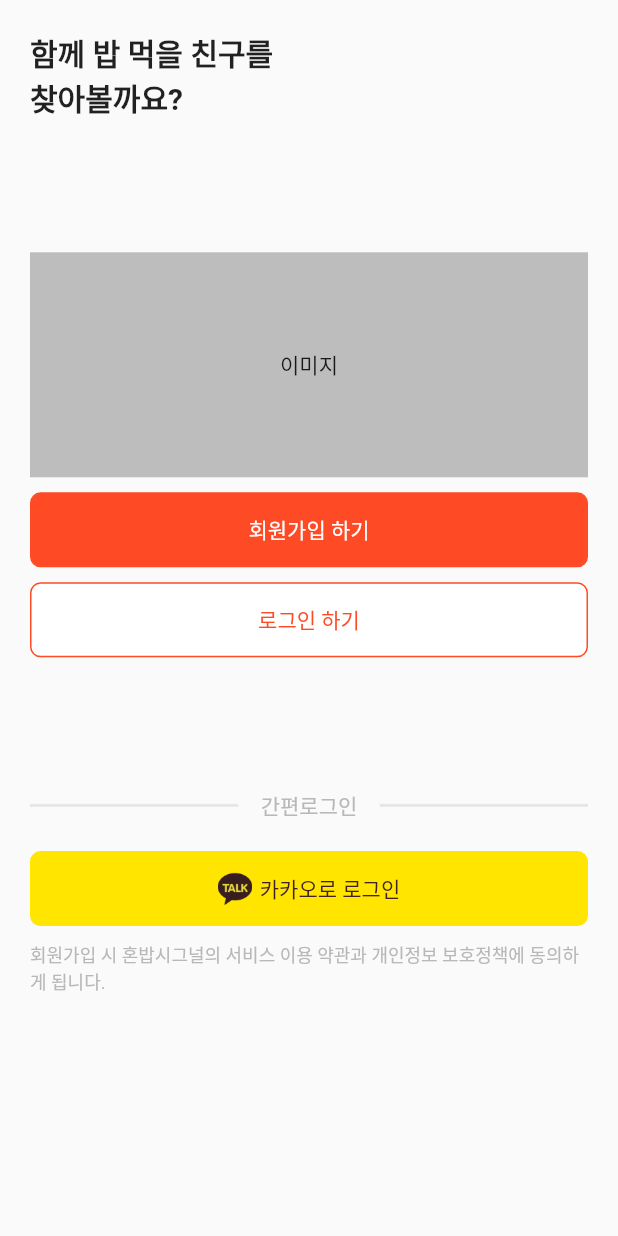
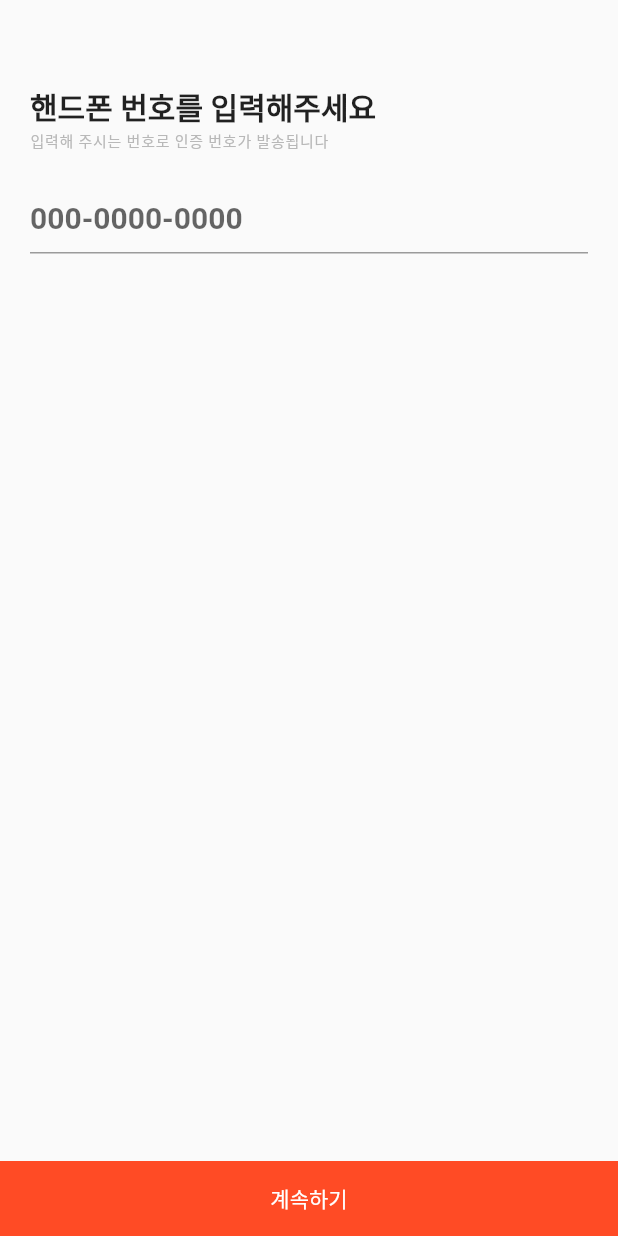
Before and after one commit to MadMax-Team/honbap_signal_flutter, a Flutter app: the screen it shows after launch, on a phone screen of 412 x 824 dp. Run offline on Flutter 3.47's test engine with Material 2 defaults, Android fonts, the phone set to English and light mode, and no system bars.

Commit message:
implement login phone auth screen

```diff
--- a/lib/main.dart
+++ b/lib/main.dart
@@ -1,6 +1,6 @@
 import 'package:flutter/material.dart';
-import 'package:honbap_signal_flutter/Colors/create_material_color.dart';
-import 'package:honbap_signal_flutter/screens/login_screen.dart';
+import 'package:honbap_signal_flutter/Themes/create_material_color.dart';
+import 'package:honbap_signal_flutter/screens/login_phone_auth_screen.dart';
 
 void main() {
   runApp(const MyApp());
@@ -15,18 +15,26 @@ class MyApp extends StatelessWidget {
     return MaterialApp(
       title: '혼밥시그널',
       theme: ThemeData(
-        // This is the theme of your application.
-        //
-        // Try running your application with "flutter run". You'll see the
-        // application has a blue toolbar. Then, without quitting the app, try
-        // changing the primarySwatch below to Colors.green and then invoke
-        // "hot reload" (press "r" in the console where you ran "flutter run",
-        // or simply save your changes to "hot reload" in a Flutter IDE).
-        // Notice that the counter didn't reset back to zero; the application
-        // is not restarted.
         primarySwatch: createMaterialColor(const Color(0xffff4b25)),
+        textTheme: const TextTheme(
+          // 2022 sets
+          // displayLarge, displayMedium, displaySmall
+          // headlineLarge, headlineMedium, headlineSmall
+          // titleLarge, titleMedium, titleSmall
+          // bodyLarge, bodyMedium, bodySmall
+          // labelLarge, labelMedium, labelSmall
+          titleMedium: TextStyle(
+            fontWeight: FontWeight.w700,
+            fontSize: 20,
+          ),
+          labelSmall: TextStyle(
+            color: Color(0xFFB8B8B8),
+            fontSize: 10,
+            letterSpacing: 0.5,
+          ),
+        ),
       ),
-      home: const LoginScreen(),
+      home: const LoginPhoneAuthScreen(),
     );
   }
 }
--- /dev/null
+++ b/lib/screens/login_phone_auth_screen.dart
@@ -0,0 +1,173 @@
+import 'package:flutter/material.dart';
+import 'package:flutter/services.dart';
+import 'package:honbap_signal_flutter/tools/phone_format_updater.dart';
+import 'package:honbap_signal_flutter/widgets/login_screen/login_button_widget.dart';
+
+class LoginPhoneAuthScreen extends StatefulWidget {
+  const LoginPhoneAuthScreen({super.key});
+
+  @override
+  State<LoginPhoneAuthScreen> createState() => _LoginPhoneAuthScreenState();
+}
+
+class _LoginPhoneAuthScreenState extends State<LoginPhoneAuthScreen> {
+  String phoneNum = "", authNum = "";
+  bool isPhoneSubmit = false;
+
+  final _phoneNumFormKey = GlobalKey<FormState>();
+  final _authNumFormKey = GlobalKey<FormState>();
+
+  final FocusNode _phoneNumFocusNode = FocusNode();
+  final FocusNode _authNumNode = FocusNode();
+
+  @override
+  Widget build(BuildContext context) {
+    return GestureDetector(
+      onTap: () {
+        FocusScope.of(context).unfocus();
+      },
+      child: Scaffold(
+        appBar: AppBar(
+          elevation: 0,
+          backgroundColor: Colors.transparent,
+        ),
+        body: Column(
+          crossAxisAlignment: CrossAxisAlignment.start,
+          children: [
+            Flexible(
+              child: Padding(
+                padding: const EdgeInsets.symmetric(horizontal: 20),
+                child: Column(
+                  children: [
+                    Form(
+                      key: _phoneNumFormKey,
+                      child: Column(
+                        crossAxisAlignment: CrossAxisAlignment.start,
+                        children: [
+                          Text(
+                            '핸드폰 번호를 입력해주세요',
+                            style: Theme.of(context).textTheme.titleMedium,
+                          ),
+                          Text(
+                            '입력해 주시는 번호로 인증 번호가 발송됩니다',
+                            style: Theme.of(context).textTheme.labelSmall,
+                          ),
+                          const SizedBox(
+                            height: 20,
+                          ),
+                          TextFormField(
+                            focusNode: _phoneNumFocusNode,
+                            keyboardType: TextInputType.number,
+                            decoration: const InputDecoration(
+                              hintText: '000-0000-0000',
+                            ),
+                            inputFormatters: [
+                              FilteringTextInputFormatter.digitsOnly,
+                              PhoneFormatUpdater(),
+                            ],
+                            // enabled: !isPhoneSubmit,
+                            onTap: () {
+                              _phoneNumFocusNode.requestFocus();
+                            },
+                            validator: (value) {
+                              if (value == null || value.isEmpty) {
+                                return "핸드폰 번호를 입력해주세요";
+                              }
+                              phoneNum = value;
+                              return null;
+                            },
+                            onFieldSubmitted: (value) {
+                              submitHandler();
+                            },
+                          ),
+                          const SizedBox(
+                            height: 60,
+                          ),
+                        ],
+                      ),
+                    ),
+                    isPhoneSubmit
+                        ? Form(
+                            key: _authNumFormKey,
+                            child: Column(
+                              crossAxisAlignment: CrossAxisAlignment.start,
+                              children: [
+                                Text(
+                                  '문자 메세지로 도착한',
+                                  style:
+                                      Theme.of(context).textTheme.titleMedium,
+                                ),
+                                Text(
+                                  '인증번호를 입력해 주세요',
+                                  style:
+                                      Theme.of(context).textTheme.titleMedium,
+                                ),
+                                const SizedBox(
+                                  height: 10,
+                                ),
+                                TextFormField(
+                                  focusNode: _authNumNode,
+                                  keyboardType: TextInputType.number,
+                                  onTap: () {
+                                    _authNumNode.requestFocus();
+                                  },
+                                  validator: (value) {
+                                    if (value == null || value.isEmpty) {
+                                      return "인증번호를 입력해주세요";
+                                    }
+                                    authNum = value;
+                                    return null;
+                                  },
+                                  onFieldSubmitted: (value) {
+                                    submitHandler();
+                                  },
+                                ),
+                              ],
+                            ),
+                          )
+                        : Container(),
+                  ],
+                ),
+              ),
+            ),
+            GestureDetector(
+              onTap: () {
+                submitHandler();
+              },
+              child: LoginBtnWidget(
+                title: "계속하기",
+                bgColor: Theme.of(context).primaryColor,
+                borderColor: Theme.of(context).primaryColor,
+                textColor: Colors.white,
+                borderRad: 0,
+              ),
+            ),
+          ],
+        ),
+      ),
+    );
+  }
+
+  void submitHandler() {
+    if (_phoneNumFormKey.currentState!.validate()) {
+      setState(() {
+        isPhoneSubmit = true;
+      });
+      print(phoneNum);
+    } else {
+      _phoneNumFocusNode.requestFocus();
+      return;
+    }
+
+    if (_authNumFormKey.currentState != null &&
+        _authNumFormKey.currentState!.validate()) {
+      print(authNum);
+    } else {
+      _authNumNode.requestFocus();
+      return;
+    }
+
+    _authNumNode.unfocus();
+    _phoneNumFocusNode.unfocus();
+  }
+}
--- a/lib/screens/login_screen.dart
+++ b/lib/screens/login_screen.dart
@@ -19,19 +19,13 @@ class LoginScreen extends StatelessWidget {
         child: Column(
           crossAxisAlignment: CrossAxisAlignment.start,
           children: [
-            const Text(
+            Text(
               "함께 밥 먹을 친구를",
-              style: TextStyle(
-                fontWeight: FontWeight.w700,
-                fontSize: 20,
-              ),
+              style: Theme.of(context).textTheme.titleMedium,
             ),
-            const Text(
+            Text(
               "찾아볼까요?",
-              style: TextStyle(
-                fontWeight: FontWeight.w700,
-                fontSize: 20,
-              ),
+              style: Theme.of(context).textTheme.titleMedium,
             ),
             Flexible(
               flex: 3,
@@ -113,12 +107,9 @@ class LoginScreen extends StatelessWidget {
                   const SizedBox(
                     height: 10,
                   ),
-                  const Text(
+                  Text(
                     '회원가입 시 혼밥시그널의 서비스 이용 약관과 개인정보 보호정책에 동의하게 됩니다.',
-                    style: TextStyle(
-                      color: Color(0xFFB8B8B8),
-                      fontSize: 12,
-                    ),
+                    style: Theme.of(context).textTheme.labelSmall,
                   )
                 ],
               ),
--- a/lib/widgets/login_screen/login_button_widget.dart
+++ b/lib/widgets/login_screen/login_button_widget.dart
@@ -8,11 +8,13 @@ class LoginBtnWidget extends StatelessWidget {
     required this.borderColor,
     required this.textColor,
     this.icon,
+    this.borderRad = 7,
   }) : super(key: key);
 
   final String title;
   final Color bgColor, borderColor, textColor;
   final Image? icon;
+  final double borderRad;
 
   @override
   Widget build(BuildContext context) {
@@ -20,7 +22,7 @@ class LoginBtnWidget extends StatelessWidget {
       height: 50,
       decoration: BoxDecoration(
         color: bgColor,
-        borderRadius: BorderRadius.circular(7),
+        borderRadius: BorderRadius.circular(borderRad),
         border: Border.all(
           color: borderColor,
           width: 1,
```
Also changed, not shown: lib/tools/phone_format_updater.dart (added, +35 -0 lines), lib/Themes/create_material_color.dart (renamed from lib/Colors/create_material_color.dart).
